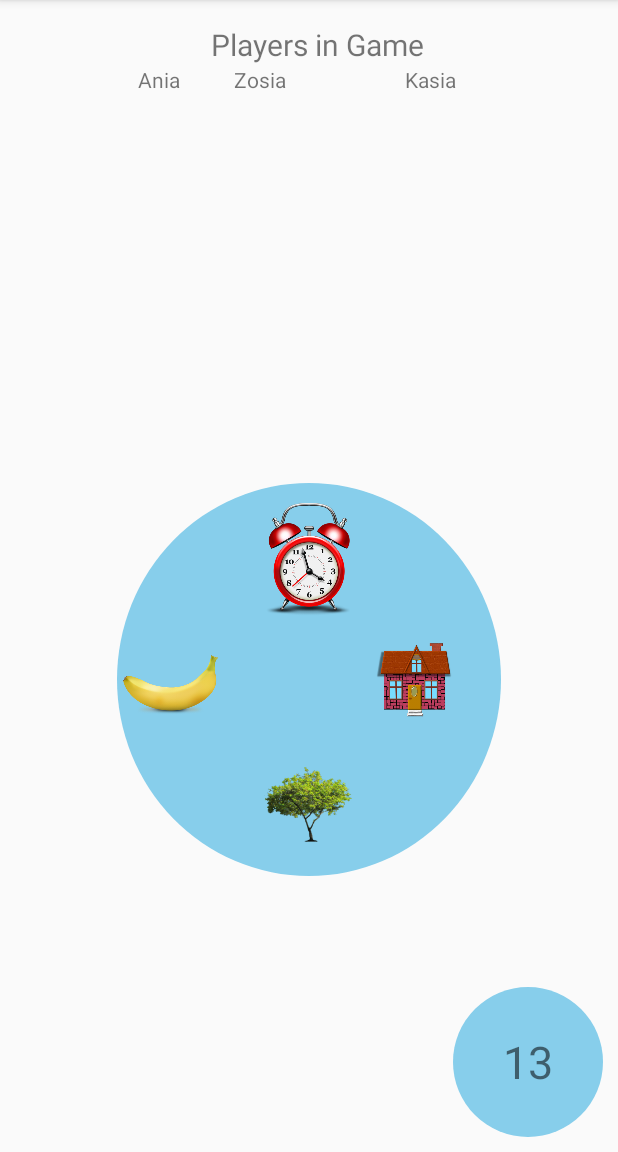
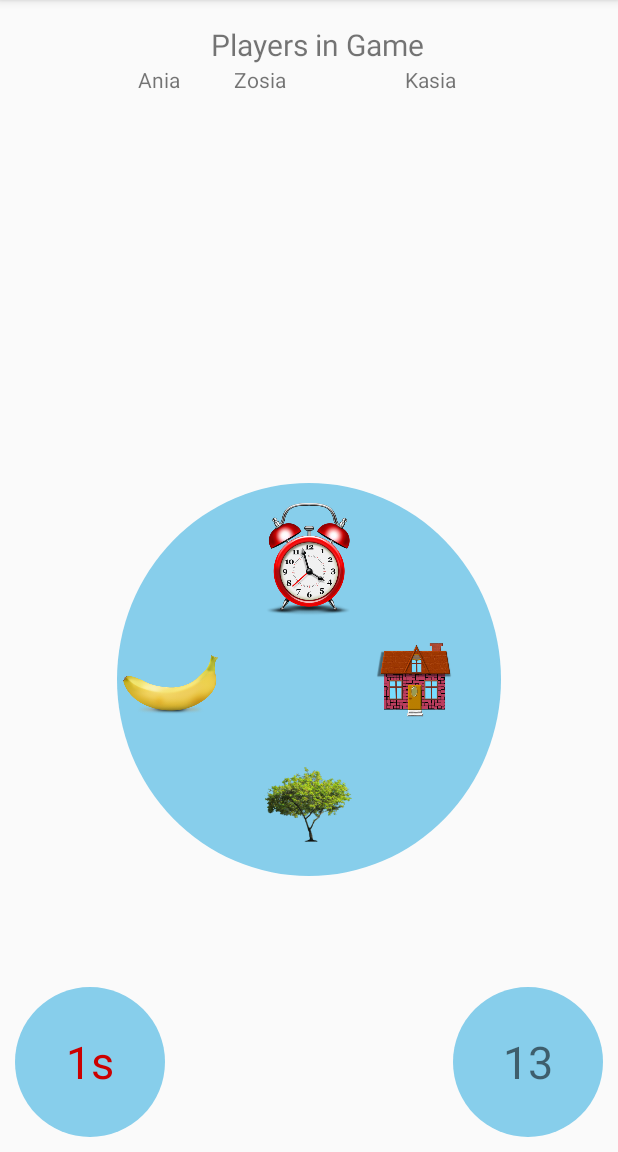
Before and after one commit to r-m-r-f/Dobble-android, an Android app: the ClientGameActivity screen opened directly, with no data from a screen before it, after a tap on an icon or button, on a phone screen of 412 x 824 dp, the part 84-1236 px from its top. Run offline under Robolectric (Android 15) with nearby library versions, the phone set to English and light mode, and no system bars; network calls fail; 2 statements that could not run were skipped.

Commit message:
add Label showing player reaction time label shows computed average reaction time when game ends

```diff
--- a/app/src/main/java/dobbleproject/dobble/ClientGameActivity.java
+++ b/app/src/main/java/dobbleproject/dobble/ClientGameActivity.java
@@ -40,6 +40,10 @@ public class ClientGameActivity extends AppCompatActivity {
     HashMap<Integer, Integer> cardImages = new HashMap<>();
     int cardsLeft;
     TextView number;
+    private TextView nTimeElapsed;
+    private Elapsed elapsed;
+    private Thread elapsedThread;
+
 
     ArrayList<Card> hand = null;
     Card currentPlayerCard = null;
@@ -60,6 +64,12 @@ public class ClientGameActivity extends AppCompatActivity {
         super.onCreate(savedInstanceState);
         setContentView(R.layout.activity_game);
         mContext = this;
+        nTimeElapsed = findViewById(R.id.timeElapsed);
+
+        if(elapsed == null){
+            elapsed = new Elapsed(mContext);
+            elapsedThread = new Thread(elapsed);
+        }
 
         mHandler = new Handler() {
             @Override
@@ -71,8 +81,12 @@ public class ClientGameActivity extends AppCompatActivity {
                         currentPlayerCardIndex = 0;
                         currentPlayerCard = hand.get(currentPlayerCardIndex);
 
+                        elapsedThread.start();
+                        elapsed.start();
+
                         updateCardsLeft();
                         displayCard();
+
                         setCardImages(currentPlayerCard.getIndexes());
                         break;
                     case MessageType.NEW_TURN:
@@ -83,6 +97,7 @@ public class ClientGameActivity extends AppCompatActivity {
                         correctImageIndex = serverIndexes.get(0);
 
                         Toast.makeText(mContext, "new turn! " + images.get(correctImageIndex), Toast.LENGTH_SHORT).show();
+
                         break;
 
                     case MessageType.DEBUG:
@@ -155,6 +170,7 @@ public class ClientGameActivity extends AppCompatActivity {
             imageView.setOnClickListener(new View.OnClickListener() {
                 @Override
                 public void onClick(View v) {
+                    elapsed.stop();
                     if (hand != null) {
                         if (cardsLeft > 0) {
                             if (correctImageIndex == cardImages.get(v.getId())) {
@@ -168,7 +184,9 @@ public class ClientGameActivity extends AppCompatActivity {
                             currentPlayerCardIndex++;
                             displayCard();
                             updateCardsLeft();
+                            elapsed.start();
                         } else {
+                            elapsed.getAverage();
                             AlertDialog.Builder builder = new AlertDialog.Builder(mContext);
                             builder
                                     .setTitle("End of Game")
@@ -183,12 +201,24 @@ public class ClientGameActivity extends AppCompatActivity {
                                     })
                                     .setNegativeButton("No", null)
                                     .show();
+                            elapsedThread.interrupt();
+                            elapsedThread = null;
+                            elapsed = null;
                         }
 
                     }
                 }
             });
         }
+    }
+    public void updateTimerText(final String time){
+        runOnUiThread(new Runnable() {
+          @Override
+          public void run() {
+              nTimeElapsed.setText(time);
+
+          }
+      });
     }
 }
 
--- /dev/null
+++ b/app/src/main/java/dobbleproject/dobble/Elapsed.java
@@ -0,0 +1,49 @@
+package dobbleproject.dobble;
+
+import android.content.Context;
+import java.util.ArrayList;
+
+public class Elapsed implements Runnable{
+    private Context mContext;
+    private long nStartTime;
+
+    private ArrayList<Long> timesHistory = new ArrayList<>();
+
+    private boolean isRunning = false;
+
+    Elapsed(Context context){
+        mContext = context;
+    }
+
+    public void start(){
+        nStartTime = System.nanoTime();
+        isRunning = true;
+    }
+
+    void getAverage(){
+        stop();
+        isRunning = false;
+        long sum = 0L;
+        for (final long a : timesHistory) sum += a;
+        sum/=1000000000;
+        double avg = (double)sum/timesHistory.size();
+        ((ClientGameActivity)mContext).updateTimerText(String.format("%.2f%c", avg, 's'));
+    }
+
+    void stop(){
+        timesHistory.add(System.nanoTime() - nStartTime);
+    }
+
+    @Override
+    public void run() {
+        while(isRunning){
+            double sElapsed = (double)(System.nanoTime() - nStartTime)/1000000000;
+            ((ClientGameActivity)mContext).updateTimerText(String.format("%.2f%c", sElapsed, 's'));
+            try {
+                Thread.sleep(100);
+            } catch (InterruptedException e) {
+                e.printStackTrace();
+            }
+        }
+    }
+}
--- a/app/src/main/res/layout/activity_game.xml
+++ b/app/src/main/res/layout/activity_game.xml
@@ -33,17 +33,33 @@
         app:layout_constraintBottom_toBottomOf="parent"
         app:layout_constraintEnd_toEndOf="parent" />
 
+    <TextView
+        android:id="@+id/timeElapsed"
+        android:layout_width="100dp"
+        android:layout_height="100dp"
+        android:layout_margin="10dp"
+        android:layout_marginBottom="16dp"
+        android:layout_marginStart="16dp"
+        android:background="@drawable/round_shape"
+        android:ems="1"
+        android:gravity="center"
+        android:text="1s"
+        android:textColor="@android:color/holo_red_dark"
+        android:textSize="30sp"
+        app:layout_constraintBottom_toBottomOf="parent"
+        app:layout_constraintStart_toStartOf="parent" />
+
     <RelativeLayout
+        android:id="@+id/relativeLayout"
         android:layout_width="256dp"
         android:layout_height="262dp"
         android:layout_margin="30dp"
         android:background="@drawable/round_shape"
         app:layout_constraintBottom_toTopOf="@+id/cardsLeft"
-        app:layout_constraintTop_toBottomOf="@id/editText3"
-        app:layout_constraintVertical_bias="0.85"
         app:layout_constraintEnd_toEndOf="parent"
         app:layout_constraintStart_toStartOf="parent"
-        tools:layout_editor_absoluteX="64dp">
+        app:layout_constraintTop_toBottomOf="@id/editText3"
+        app:layout_constraintVertical_bias="0.85">
 
         <ImageView
             android:id="@+id/image"
```
